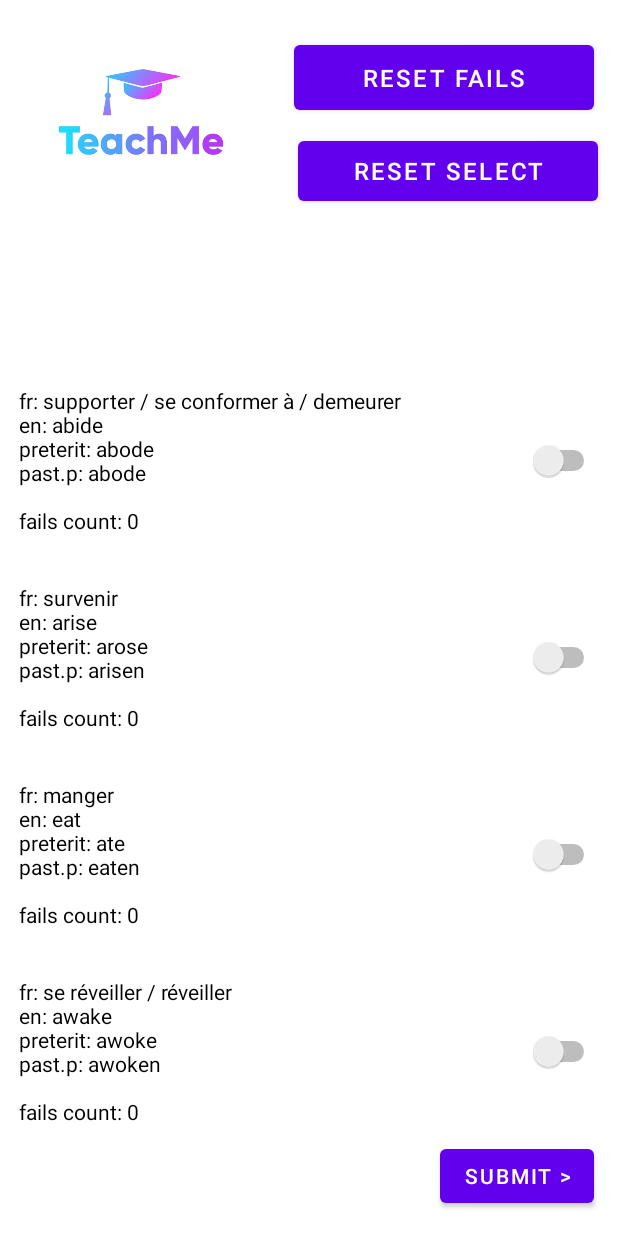
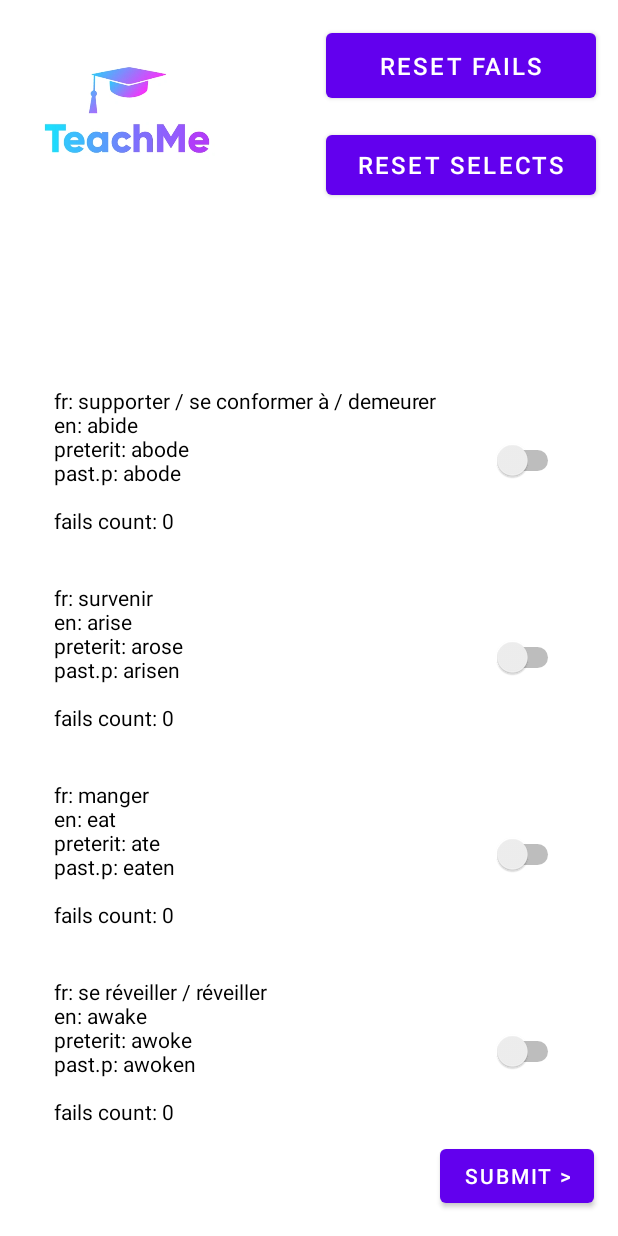
Before and after one commit to MassiGy/teachme.io, an Android app: the screen it shows after launch (available_verbs_view), on a phone screen of 412 x 824 dp. Run offline under Robolectric (Android 15) with nearby library versions, the phone set to English and light mode, and no system bars.

Commit message:
+dev-massigy: retweaked app overall design + made the splash screen quicker and the loading time shorter (UI/UX/Performance)

```diff
--- a/src/app/src/main/java/com/example/teachmeio/SwitchManager.java
+++ b/src/app/src/main/java/com/example/teachmeio/SwitchManager.java
@@ -148,7 +148,7 @@ public class SwitchManager extends AppCompatActivity implements Runnable{
             String pre = actual.preterit;
             String pp = actual.past_p;
             String fails = actual.nb_fails + "";
-            System.out.println("´@@@@@@@@@@@@@@@" + i + " :: " + actual);
+
 
             // construct the available_verbs_view.all_switches_state list.
             all_switches_state[i] = actual.selected;
--- a/src/app/src/main/java/com/example/teachmeio/available_verbs_view.java
+++ b/src/app/src/main/java/com/example/teachmeio/available_verbs_view.java
@@ -138,8 +138,8 @@ public class available_verbs_view extends AppCompatActivity {
                                 }
                             }
                         },
-                    // wait for 6~7s to load and query all the verbs to and from the db.
-                    7000
+                    // wait for 4~5s to load and query all the verbs to and from the db.
+                    4500
             );
         }
         else {
--- a/src/app/src/main/java/com/example/teachmeio/splash_screen_view.java
+++ b/src/app/src/main/java/com/example/teachmeio/splash_screen_view.java
@@ -26,6 +26,6 @@ public class splash_screen_view extends AppCompatActivity {
                 // stop the splash screen activity, so as it can not be reached again.
                 finish();
             }
-        }, 1000);
+        }, 300);
     }
 }
--- a/src/app/src/main/res/layout/available_verbs_view.xml
+++ b/src/app/src/main/res/layout/available_verbs_view.xml
@@ -24,13 +24,13 @@
 
     <Button
         android:id="@+id/reset_selection"
-        android:layout_width="200dp"
+        android:layout_width="180dp"
         android:layout_height="52dp"
-        android:layout_marginTop="88dp"
+        android:layout_marginTop="84dp"
         android:drawableStart="@drawable/reset_arrow"
         android:drawablePadding="8dp"
         android:onClick="reset_selection"
-        android:text="Reset select"
+        android:text="Reset selects"
         android:textColor="@android:color/white"
         android:textSize="16sp"
         app:layout_constraintEnd_toEndOf="parent"
@@ -41,9 +41,9 @@
 
     <Button
         android:id="@+id/reset_fails"
-        android:layout_width="200dp"
+        android:layout_width="180dp"
         android:layout_height="55dp"
-        android:layout_marginTop="24dp"
+        android:layout_marginTop="16dp"
         android:drawableStart="@drawable/reset_arrow"
         android:drawablePadding="8dp"
         android:onClick="reset_fails"
@@ -51,22 +51,25 @@
         android:textColor="@android:color/white"
         android:textSize="16sp"
         app:layout_constraintEnd_toEndOf="parent"
-        app:layout_constraintHorizontal_bias="0.924"
+        app:layout_constraintHorizontal_bias="0.937"
         app:layout_constraintStart_toStartOf="parent"
         app:layout_constraintTop_toTopOf="parent" />
 
     <ScrollView
-        android:layout_width="387dp"
+        android:layout_width="340dp"
         android:layout_height="507dp"
         android:layout_marginBottom="75dp"
         app:layout_constraintBottom_toBottomOf="parent"
         app:layout_constraintEnd_toEndOf="parent"
-        app:layout_constraintStart_toStartOf="parent">
+        app:layout_constraintStart_toStartOf="parent"
+        tools:ignore="SpeakableTextPresentCheck">
 
         <LinearLayout
             android:id="@+id/linear_layout_in_scroll_view"
             android:layout_width="match_parent"
             android:layout_height="wrap_content"
+            android:layout_alignParentTop="true"
+            android:layout_alignParentBottom="true"
             android:orientation="vertical" />
     </ScrollView>
 
@@ -74,8 +77,7 @@
         android:id="@+id/imageView3"
         android:layout_width="169dp"
         android:layout_height="131dp"
-        android:layout_marginStart="9dp"
-        android:layout_marginTop="9dp"
+        android:layout_marginTop="8dp"
         app:layout_constraintStart_toStartOf="parent"
         app:layout_constraintTop_toTopOf="parent"
         app:srcCompat="@drawable/teachme_io_logo" />
```
Also changed, not shown: src/app/src/main/res/layout/activity_available_tests_view.xml (+6 -6 lines).
